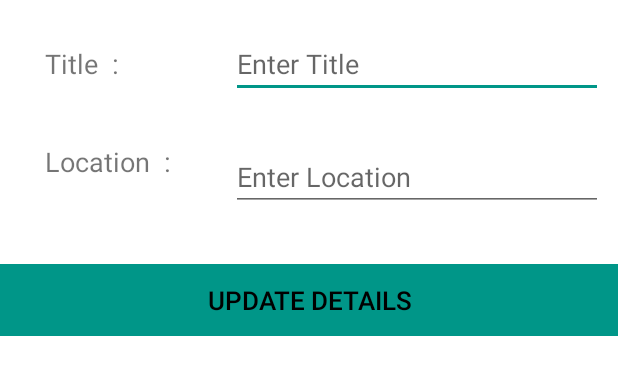
After one commit to chestream/chestream_android, an Android app: the layout post_video_dialog.xml on its own in the app's theme, with its tools: preview values and no code run, on a phone screen of 412 x 824 dp. The commit adds this screen. Shown: the top 375 px of the screen. Run offline under Robolectric (Android 15) with nearby library versions, the phone set to English and light mode, and no system bars.

Commit message:
post video Dialog
Signed-off-by: laavanye <laavanye.bahl@gmail.com>

```diff
--- a/app/src/main/AndroidManifest.xml
+++ b/app/src/main/AndroidManifest.xml
@@ -2,6 +2,8 @@
 <manifest xmlns:android="http://schemas.android.com/apk/res/android"
     package="kuchbhilabs.chestream" >
 
+    <uses-permission android:name="android.permission.ACCESS_COARSE_LOCATION" />
+    <uses-permission android:name="android.permission.ACCESS_FINE_LOCATION" />
     <uses-permission android:name="android.permission.READ_EXTERNAL_STORAGE" />
     <uses-permission android:name="android.permission.WRITE_EXTERNAL_STORAGE" />
 
--- a/app/src/main/java/kuchbhilabs/chestream/CompressionUploadService.java
+++ b/app/src/main/java/kuchbhilabs/chestream/CompressionUploadService.java
@@ -1,14 +1,21 @@
 package kuchbhilabs.chestream;
 
+import android.app.AlertDialog;
+import android.app.Dialog;
 import android.app.Notification;
 import android.app.NotificationManager;
 import android.app.Service;
 import android.content.Context;
+import android.content.DialogInterface;
 import android.content.Intent;
 import android.os.AsyncTask;
 import android.os.Environment;
 import android.os.IBinder;
 import android.util.Log;
+import android.view.View;
+import android.widget.Button;
+import android.widget.EditText;
+import android.widget.TextView;
 import android.widget.Toast;
 
 import com.github.hiteshsondhi88.libffmpeg.ExecuteBinaryResponseHandler;
@@ -47,6 +54,8 @@ public class CompressionUploadService extends Service {
 
     Notification.Builder mBuilder;
     NotificationManager mNotificationManager;
+    String title;
+    String location;
 
     public CompressionUploadService() {
     }
@@ -60,6 +69,8 @@ public class CompressionUploadService extends Service {
     public int onStartCommand(Intent intent, int flags, int startId) {
         Toast.makeText(this, "service starting", Toast.LENGTH_SHORT).show();
 
+        title= intent.getStringExtra("title");
+        location= intent.getStringExtra("location");
         INPUT_VIDEO = intent.getStringExtra("path");
 
         mNotificationManager =
@@ -173,14 +184,19 @@ public class CompressionUploadService extends Service {
 
                                 @Override
                                 protected void onPostExecute(Void aVoid) {
+
+
+
                                     ParseObject videos = new ParseObject("Videos");
-                                    videos.put("title", videoName);
-                                    videos.put("user_location", "India");
+                                    videos.put("id", videoName);
+                                    videos.put("title", title);
+                                    videos.put("user_location", location);
                                     videos.put("url", "https://fo0.blob.core.windows.net/videos/" + videoName + ".mp4");
                                     videos.put("user_avatar", "http://www.loanstreet.in/loanstreet-b2c-theme/img/avatar-blank.jpg");
                                     boolean played = false;
                                     videos.put("upvotes",0);
                                     videos.put("played", played);
+                                    videos.put("compiled", false);
                                     ParseUser currentUser = ParseUser.getCurrentUser();
                                     if (currentUser != null) {
                                         videos.put(ParseTables.Videos.USER, currentUser);
@@ -192,6 +208,8 @@ public class CompressionUploadService extends Service {
                                             stopForeground(true);
                                         }
                                     });
+
+
                                 }
                             }.execute();
 
--- a/app/src/main/java/kuchbhilabs/chestream/fragments/queue/QueueFragment.java
+++ b/app/src/main/java/kuchbhilabs/chestream/fragments/queue/QueueFragment.java
@@ -2,12 +2,16 @@ package kuchbhilabs.chestream.fragments.queue;
 
 import android.app.Activity;
 import android.app.AlertDialog;
+import android.app.Dialog;
 import android.content.Context;
 import android.content.DialogInterface;
 import android.content.Intent;
 import android.database.Cursor;
 import android.graphics.Color;
 import android.graphics.Point;
+import android.location.Location;
+import android.location.LocationListener;
+import android.location.LocationManager;
 import android.net.Uri;
 import android.os.Bundle;
 import android.os.Handler;
@@ -20,6 +24,8 @@ import android.support.v7.widget.Toolbar;
 import android.view.LayoutInflater;
 import android.view.View;
 import android.view.ViewGroup;
+import android.widget.Button;
+import android.widget.EditText;
 
 import com.facebook.drawee.view.SimpleDraweeView;
 import com.getbase.floatingactionbutton.FloatingActionButton;
@@ -28,9 +34,6 @@ import com.parse.ParseException;
 import com.parse.ParseObject;
 import com.parse.ParseQuery;
 
-import java.io.IOException;
-import java.io.InputStream;
-import java.util.ArrayList;
 import java.util.List;
 
 import fr.castorflex.android.smoothprogressbar.SmoothProgressBar;
@@ -149,15 +152,56 @@ public class QueueFragment extends Fragment {
     }
 
     @Override
-    public void onActivityResult(int requestCode, int resultCode, Intent data) {
+    public void onActivityResult(int requestCode, int resultCode, final Intent data) {
         if (resultCode == Activity.RESULT_OK) {
 
             if (requestCode == 1)
             {
-                Uri videoUri = data.getData();
-                Intent serviceIntent = new Intent(getActivity(), CompressionUploadService.class);
-                serviceIntent.putExtra("path", getRealPathFromUri(getActivity(), videoUri));
-                getActivity().startService(serviceIntent);
+
+                final Intent dataGet= data;
+
+                final Dialog dialog = new Dialog(getActivity());
+
+                //tell the Dialog to use the dialog.xml as it's layout description
+                dialog.setContentView(R.layout.post_video_dialog);
+                dialog.setTitle("Update Details");
+                dialog.setCancelable(false);
+
+                final EditText txt = (EditText) dialog.findViewById(R.id.dialog_title);
+                final EditText loc = (EditText) dialog.findViewById(R.id.dialog_location);
+
+                Button dialogButton = (Button) dialog.findViewById(R.id.dialog_update_details);
+
+                dialogButton.setOnClickListener(new View.OnClickListener() {
+                    @Override
+                    public void onClick(View v) {
+
+                        String dialogTitle= txt.getText().toString();
+                        if (dialogTitle.isEmpty())
+                        {
+                            dialogTitle = " - ";
+                        }
+
+                        String dialogLocation= loc.getText().toString();
+                        if (dialogLocation.isEmpty())
+                        {
+                            dialogLocation = " - ";
+                        }
+
+                        Uri videoUri = dataGet.getData();
+                        Intent serviceIntent = new Intent(getActivity(), CompressionUploadService.class);
+                        serviceIntent.putExtra("path", getRealPathFromUri(getActivity(), videoUri));
+                        serviceIntent.putExtra("title", dialogTitle);
+                        serviceIntent.putExtra("location", dialogLocation);
+                        getActivity().startService(serviceIntent);
+
+
+                        dialog.dismiss();
+                    }
+                });
+
+                dialog.show();
+
             }
 
             if (requestCode == 2)
--- /dev/null
+++ b/app/src/main/res/layout/post_video_dialog.xml
@@ -0,0 +1,112 @@
+<?xml version="1.0" encoding="utf-8"?>
+<LinearLayout xmlns:android="http://schemas.android.com/apk/res/android"
+    android:layout_width="match_parent"
+    android:layout_height="match_parent"
+    android:orientation="vertical"
+    android:background="#ffffff">
+
+
+    <ScrollView
+        android:layout_width="match_parent"
+        android:layout_height="match_parent">
+        <LinearLayout
+            android:orientation="vertical"
+            android:layout_width="match_parent"
+            android:layout_height="match_parent">
+
+  <!--
+    <LinearLayout
+        android:layout_width="fill_parent"
+        android:layout_height="wrap_content"
+        android:layout_marginTop="10dp"
+        android:orientation="horizontal"
+        android:padding="10dp">
+
+        <TextView
+            android:layout_width="0dp"
+            android:layout_height="wrap_content"
+            android:layout_marginLeft="20dp"
+            android:layout_weight="1"
+            android:text="@string/notes_uploadedby"
+
+            />
+
+        <TextView
+            android:id="@+id/notes_details_uploadedby"
+            android:layout_width="0dp"
+            android:layout_height="wrap_content"
+            android:layout_weight="1" />
+    </LinearLayout>
+
+    -->
+
+    <LinearLayout
+        android:layout_width="fill_parent"
+        android:layout_height="wrap_content"
+        android:layout_marginTop="10dp"
+        android:orientation="horizontal"
+        android:padding="10dp"
+        >
+
+        <TextView
+            android:layout_width="0dp"
+            android:layout_height="wrap_content"
+            android:layout_marginLeft="20dp"
+            android:textSize="18sp"
+            android:layout_weight="1"
+            android:text="Title  :" />
+
+        <EditText
+            android:id="@+id/dialog_title"
+            android:layout_width="0dp"
+            android:layout_height="wrap_content"
+            android:hint="Enter Title"
+            android:layout_weight="2" />
+    </LinearLayout>
+
+    <LinearLayout
+        android:layout_width="fill_parent"
+        android:layout_height="wrap_content"
+        android:layout_marginTop="10dp"
+        android:orientation="horizontal"
+        android:padding="10dp">
+
+        <TextView
+            android:layout_width="0dp"
+            android:layout_height="fill_parent"
+            android:layout_marginLeft="20dp"
+            android:layout_weight="1"
+            android:textSize="18sp"
+            android:text="Location  : " />
+
+        <EditText
+            android:id="@+id/dialog_location"
+            android:layout_width="0dp"
+            android:hint="Enter Location"
+            android:layout_height="wrap_content"
+            android:layout_weight="2" />
+    </LinearLayout>
+
+
+
+    <RelativeLayout
+        android:layout_width="fill_parent"
+        android:layout_height="fill_parent"
+        android:layout_marginTop="25dp">
+
+        <Button
+            android:id="@+id/dialog_update_details"
+            android:layout_width="match_parent"
+            android:layout_height="match_parent"
+            android:layout_centerHorizontal="true"
+            android:background="@color/colorAccent"
+            android:clickable="true"
+            android:textSize="17sp"
+            android:text="Update Details"
+            android:textColor="#000000"/>
+
+    </RelativeLayout>
+    </LinearLayout>
+    </ScrollView>
+
+</LinearLayout>
```
